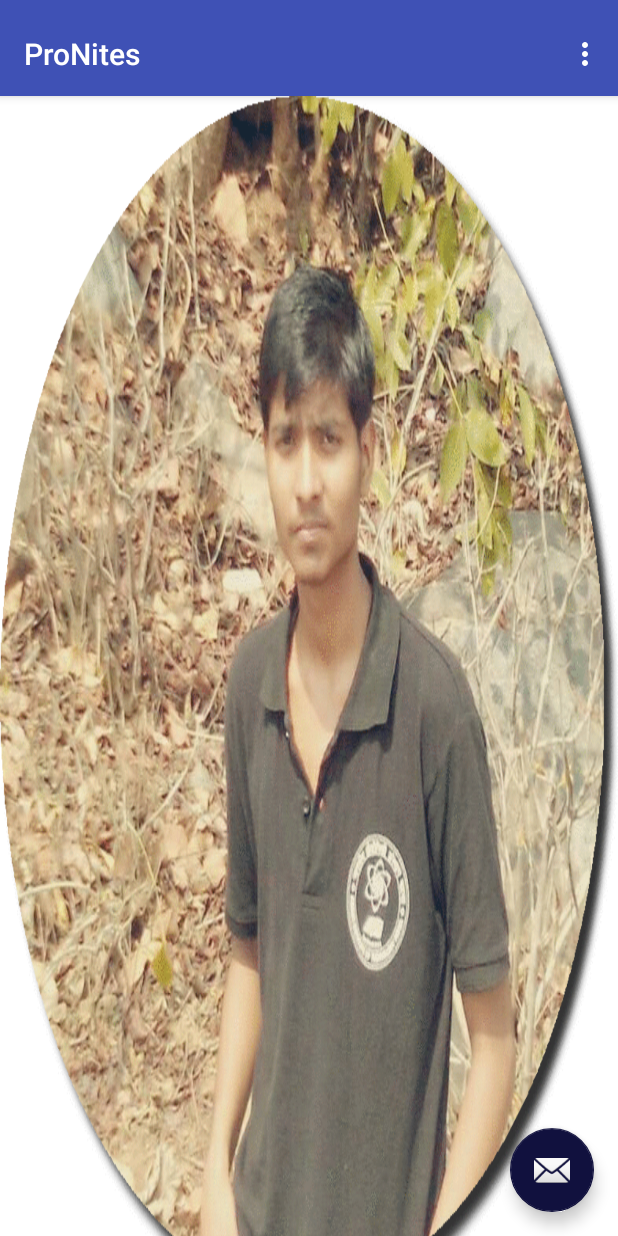
After one commit to Njack-IITP/Anwesha17-android, an Android app: the ProNites screen opened directly, with no data from a screen before it, on a phone screen of 412 x 824 dp. The commit adds this screen. Run offline under Robolectric (Android 15) with nearby library versions, the phone set to English and light mode, and no system bars.

Commit message:
Basic Structure of Gallery and ProNite Added

```diff
--- a/app/src/main/java/in/ac/iitp/anwesha/EventList.java
+++ b/app/src/main/java/in/ac/iitp/anwesha/EventList.java
@@ -136,7 +136,7 @@ public class EventList extends AppCompatActivity
 
         @Override
         public void onClick(View view) {
-            int i= (int) view.getTag();
+            int i= (Integer) view.getTag();
             Intent in = new Intent(getContext(),EventDetails.class);
             Event e = getItem(i);
             in.putExtra("eventID", e.id);
--- /dev/null
+++ b/app/src/main/java/in/ac/iitp/anwesha/ProNites.java
@@ -0,0 +1,164 @@
+package in.ac.iitp.anwesha;
+
+import android.support.design.widget.FloatingActionButton;
+import android.support.design.widget.Snackbar;
+import android.support.v7.app.AppCompatActivity;
+import android.support.v7.widget.Toolbar;
+
+import android.support.v4.app.Fragment;
+import android.support.v4.app.FragmentManager;
+import android.support.v4.app.FragmentPagerAdapter;
+import android.support.v4.view.ViewPager;
+import android.os.Bundle;
+import android.view.LayoutInflater;
+import android.view.Menu;
+import android.view.MenuItem;
+import android.view.View;
+import android.view.ViewGroup;
+
+import android.widget.TextView;
+
+public class ProNites extends AppCompatActivity {
+
+    /**
+     * The {@link android.support.v4.view.PagerAdapter} that will provide
+     * fragments for each of the sections. We use a
+     * {@link FragmentPagerAdapter} derivative, which will keep every
+     * loaded fragment in memory. If this becomes too memory intensive, it
+     * may be best to switch to a
+     * {@link android.support.v4.app.FragmentStatePagerAdapter}.
+     */
+    private SectionsPagerAdapter mSectionsPagerAdapter;
+
+    /**
+     * The {@link ViewPager} that will host the section contents.
+     */
+    private ViewPager mViewPager;
+
+    @Override
+    protected void onCreate(Bundle savedInstanceState) {
+        super.onCreate(savedInstanceState);
+        setContentView(R.layout.activity_pro_nites);
+
+        Toolbar toolbar = (Toolbar) findViewById(R.id.toolbar);
+        setSupportActionBar(toolbar);
+        // Create the adapter that will return a fragment for each of the three
+        // primary sections of the activity.
+        mSectionsPagerAdapter = new SectionsPagerAdapter(getSupportFragmentManager());
+
+        // Set up the ViewPager with the sections adapter.
+        mViewPager = (ViewPager) findViewById(R.id.container);
+        mViewPager.setAdapter(mSectionsPagerAdapter);
+
+
+        FloatingActionButton fab = (FloatingActionButton) findViewById(R.id.fab);
+        fab.setOnClickListener(new View.OnClickListener() {
+            @Override
+            public void onClick(View view) {
+                Snackbar.make(view, "Replace with your own action", Snackbar.LENGTH_LONG)
+                        .setAction("Action", null).show();
+            }
+        });
+
+    }
+
+
+    @Override
+    public boolean onCreateOptionsMenu(Menu menu) {
+        // Inflate the menu; this adds items to the action bar if it is present.
+        getMenuInflater().inflate(R.menu.menu_pro_nites, menu);
+        return true;
+    }
+
+    @Override
+    public boolean onOptionsItemSelected(MenuItem item) {
+        // Handle action bar item clicks here. The action bar will
+        // automatically handle clicks on the Home/Up button, so long
+        // as you specify a parent activity in AndroidManifest.xml.
+        int id = item.getItemId();
+
+        //noinspection SimplifiableIfStatement
+        if (id == R.id.action_settings) {
+            return true;
+        }
+
+        return super.onOptionsItemSelected(item);
+    }
+
+
+    /**
+     * A {@link FragmentPagerAdapter} that returns a fragment corresponding to
+     * one of the sections/tabs/pages.
+     */
+    public class SectionsPagerAdapter extends FragmentPagerAdapter {
+
+        public SectionsPagerAdapter(FragmentManager fm) {
+            super(fm);
+        }
+
+        @Override
+        public Fragment getItem(int position) {
+            // getItem is called to instantiate the fragment for the given page.
+            // Return a PlaceholderFragment (defined as a static inner class below).
+            return PlaceholderFragment.newInstance(position + 1);
+        }
+
+        @Override
+        public int getCount() {
+            // Show 3 total pages.
+            return 2;
+        }
+
+        @Override
+        public CharSequence getPageTitle(int position) {
+            switch (position) {
+                case 0:
+                    return "SECTION 1";
+                case 1:
+                    return "SECTION 2";
+             }
+            return null;
+        }
+    }
+
+    /**
+     * A placeholder fragment containing a simple view.
+     */
+    public static class PlaceholderFragment extends Fragment {
+        /**
+         * The fragment argument representing the section number for this
+         * fragment.
+         */
+        private static final String ARG_SECTION_NUMBER = "section_number";
+
+        /**
+         * Returns a new instance of this fragment for the given section
+         * number.
+         */
+        public static PlaceholderFragment newInstance(int sectionNumber) {
+            PlaceholderFragment fragment = new PlaceholderFragment();
+            Bundle args = new Bundle();
+            args.putInt(ARG_SECTION_NUMBER, sectionNumber);
+            fragment.setArguments(args);
+            return fragment;
+        }
+
+        public PlaceholderFragment() {
+        }
+
+        @Override
+        public View onCreateView(LayoutInflater inflater, ViewGroup container,
+                                 Bundle savedInstanceState) {
+            View rootView;// = inflater.inflate(R.layout.fragment_pro_nites, container, false);
+           if( getArguments().getInt(ARG_SECTION_NUMBER)==1){
+               rootView = inflater.inflate(R.layout.fragment_pro_nites, container, false);
+            }
+            else
+           {
+               rootView = inflater.inflate(R.layout.fragment_pro_nites_2, container, false);
+
+           }
+            return rootView;
+        }
+    }
+}
--- a/app/src/main/java/in/ac/iitp/anwesha/Sponser.java
+++ b/app/src/main/java/in/ac/iitp/anwesha/Sponser.java
@@ -51,7 +51,7 @@ public class Sponser extends AppCompatActivity
         columns = Integer.parseInt((String)ll_others.getTag());
         for(int i=0;i<OtherIDs.length;)
         {
-            ArrayList<Integer> d_row = new ArrayList<>();
+            ArrayList<Integer> d_row = new ArrayList<Integer>();
             for(int j=0;j<columns && i<OtherIDs.length;i++,j++)
             {
                 d_row.add(OtherIDs[i]);
--- /dev/null
+++ b/app/src/main/res/layout/activity_pro_nites.xml
@@ -0,0 +1,32 @@
+<?xml version="1.0" encoding="utf-8"?>
+<android.support.design.widget.CoordinatorLayout
+    xmlns:android="http://schemas.android.com/apk/res/android"
+    xmlns:tools="http://schemas.android.com/tools"
+    xmlns:app="http://schemas.android.com/apk/res-auto" android:id="@+id/main_content"
+    android:layout_width="match_parent" android:layout_height="match_parent"
+    android:fitsSystemWindows="true" tools:context="in.ac.iitp.anwesha.ProNites">
+
+    <android.support.design.widget.AppBarLayout android:id="@+id/appbar"
+        android:layout_width="match_parent" android:layout_height="wrap_content"
+        android:paddingTop="@dimen/appbar_padding_top"
+        android:theme="@style/AppTheme.AppBarOverlay">
+
+        <android.support.v7.widget.Toolbar android:id="@+id/toolbar"
+            android:layout_width="match_parent" android:layout_height="?attr/actionBarSize"
+            android:background="?attr/colorPrimary" app:popupTheme="@style/AppTheme.PopupOverlay"
+            app:layout_scrollFlags="scroll|enterAlways">
+
+        </android.support.v7.widget.Toolbar>
+
+    </android.support.design.widget.AppBarLayout>
+
+    <android.support.v4.view.ViewPager android:id="@+id/container"
+        android:layout_width="match_parent" android:layout_height="match_parent"
+        app:layout_behavior="@string/appbar_scrolling_view_behavior" />
+
+    <android.support.design.widget.FloatingActionButton android:id="@+id/fab"
+        android:layout_width="wrap_content" android:layout_height="wrap_content"
+        android:layout_gravity="end|bottom" android:layout_margin="@dimen/fab_margin"
+        android:src="@android:drawable/ic_dialog_email" />
+
+</android.support.design.widget.CoordinatorLayout>
--- /dev/null
+++ b/app/src/main/res/layout/fragment_pro_nites.xml
@@ -0,0 +1,15 @@
+<LinearLayout xmlns:android="http://schemas.android.com/apk/res/android"
+    xmlns:tools="http://schemas.android.com/tools" android:layout_width="match_parent"
+    android:layout_height="match_parent"
+    android:orientation="vertical"
+    android:background="#FFF"
+    tools:context="in.ac.iitp.anwesha.About$PlaceholderFragment">
+
+<ImageView
+    android:layout_width="match_parent"
+    android:layout_height="match_parent"
+    android:id="@+id/img"
+    android:layout_gravity="center_horizontal"
+    android:background="@drawable/gaganr"
+    />
+</LinearLayout>
--- /dev/null
+++ b/app/src/main/res/menu/menu_pro_nites.xml
@@ -0,0 +1,6 @@
+<menu xmlns:android="http://schemas.android.com/apk/res/android"
+    xmlns:app="http://schemas.android.com/apk/res-auto"
+    xmlns:tools="http://schemas.android.com/tools" tools:context="in.ac.iitp.anwesha.ProNites">
+    <item android:id="@+id/action_settings" android:title="@string/action_settings"
+        android:orderInCategory="100" app:showAsAction="never" />
+</menu>
--- a/app/src/main/res/values/strings.xml
+++ b/app/src/main/res/values/strings.xml
@@ -24,5 +24,6 @@
     <string name="title_activity_team">Team</string>
     <string name="title_activity_about">About</string>
     <string name="section_format">Hello World from section: %1$d</string>
+    <string name="title_activity_pro_nites">ProNites</string>
 
 </resources>
```
Also changed, not shown: app/src/main/AndroidManifest.xml (+7 -0 lines), app/src/main/java/in/ac/iitp/anwesha/Event.java (+19 -30 lines), app/src/main/java/in/ac/iitp/anwesha/Gallery.java (added, +92 -0 lines), app/src/main/java/in/ac/iitp/anwesha/MyNavigationDrawer.java (+4 -4 lines), app/src/main/res/layout/activity_gallery.xml (added, +17 -0 lines), app/src/main/res/layout/activity_gallery_item.xml (added, +9 -0 lines), app/src/main/res/layout/fragment_pro_nites_2.xml (added, +15 -0 lines), 1 other file.
